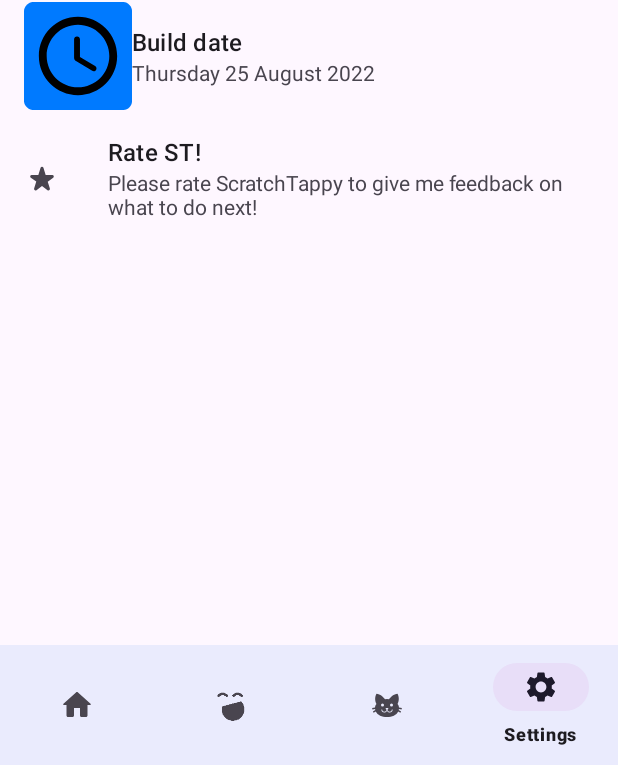
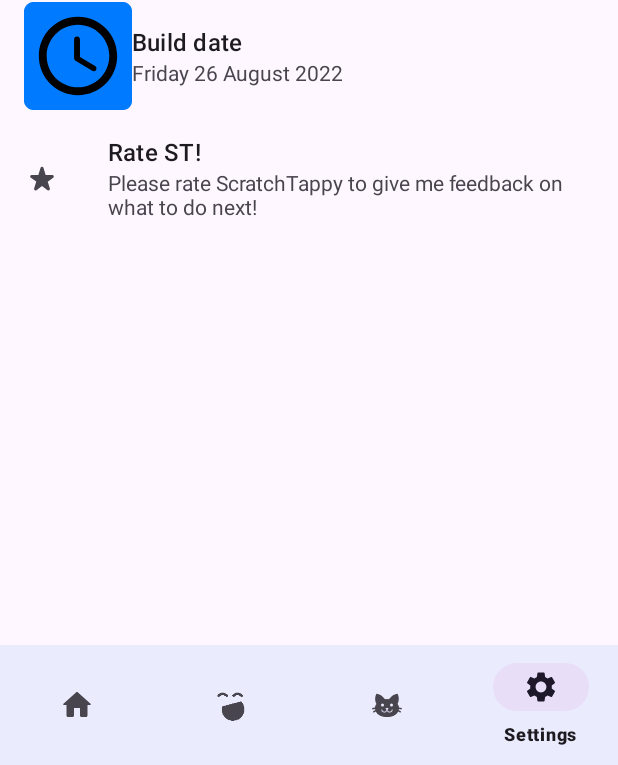
Before and after one commit to jpbandroid/USP, an Android app: the SettingsFragment screen opened through its navigation route, on a phone screen of 412 x 824 dp, the part 471-1236 px from its top. Run offline under Robolectric (Android 15) with nearby library versions, the phone set to English and light mode, and no system bars; our stand-ins replace androidx.preference, navigation-ui.

Commit message:
Update build date

```diff
--- a/app/src/main/res/xml/root_preferences2.xml
+++ b/app/src/main/res/xml/root_preferences2.xml
@@ -32,7 +32,7 @@
             android:title="Build date"
             app:icon="@mipmap/ic_time_round"
             app:key="clock"
-            app:summary="Thursday 25 August 2022"
+            app:summary="Friday 26 August 2022"
             app:title="Build date" />
         <Preference
             android:id="@+id/preference3"
```
